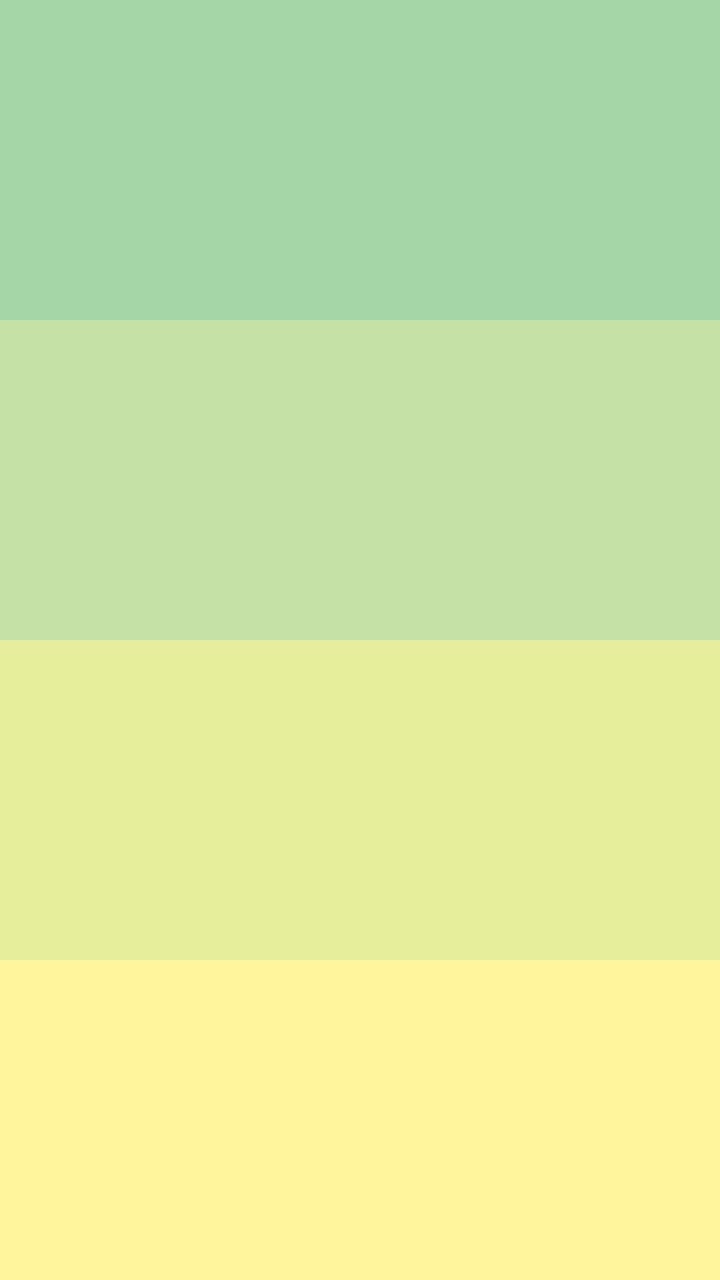
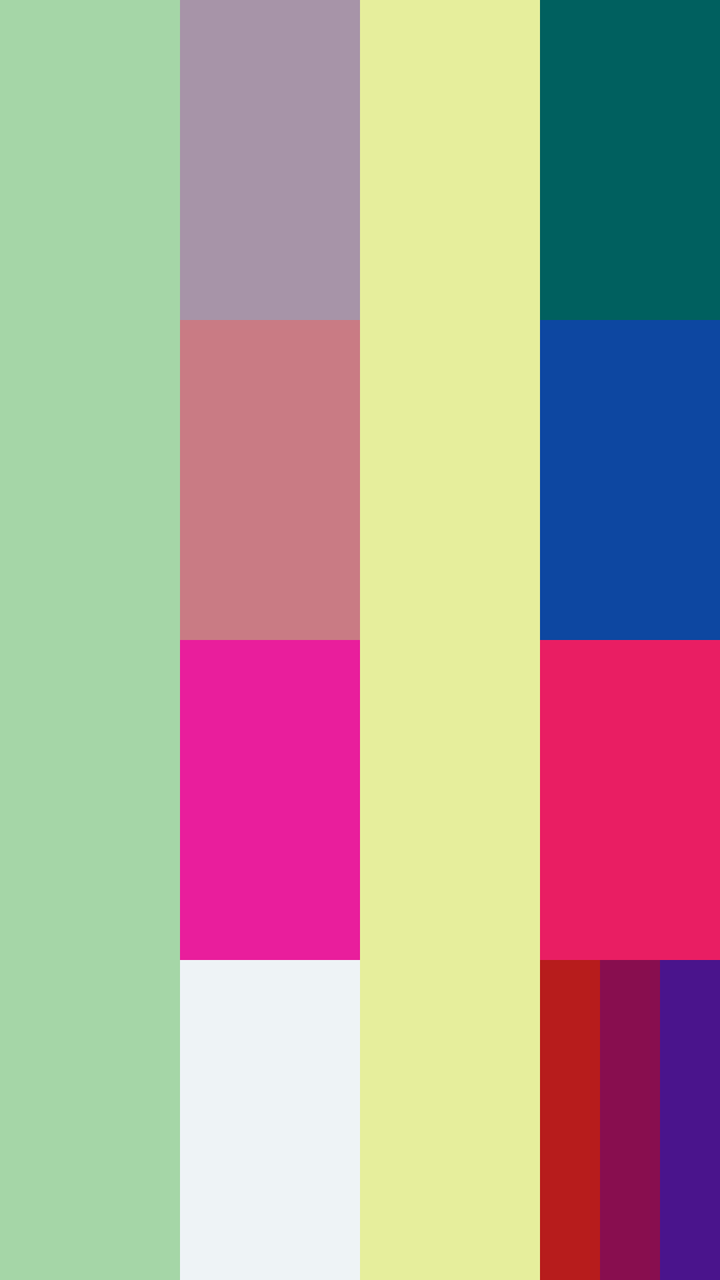

Screens rendered from an Android XML layout before and after an edit, with the pre-edit source and the edit as a unified diff.
<!-- AndroidManifest.xml: application theme Theme.EjercicioFrame -->
<!-- res/layout/linear.xml -->
<?xml version="1.0" encoding="utf-8"?>
<LinearLayout xmlns:android="http://schemas.android.com/apk/res/android"
    android:layout_width="match_parent"
    android:layout_height="match_parent"
    android:orientation="vertical">


    <View
        android:layout_width="match_parent"
        android:layout_height="0dp"
        android:background="#A5D6A7"
        android:layout_weight="1"/>


    <View
        android:layout_width="match_parent"
        android:layout_height="0dp"
        android:background="#C5E1A5"
        android:layout_weight="1"/>


    <View
        android:layout_width="match_parent"
        android:layout_height="0dp"
        android:background="#E6EE9C"
        android:layout_weight="1"/>


    <View
        android:layout_width="match_parent"
        android:layout_height="0dp"
        android:background="#FFF59D"
        android:layout_weight="1"/>


</LinearLayout>
<!-- resources referenced by this layout -->
<resources>
  <style name="Theme.EjercicioFrame" parent="Base.Theme.EjercicioFrame" />
  <style name="Base.Theme.EjercicioFrame" parent="Theme.Material3.DayNight.NoActionBar">
          
          
      </style>
</resources>

<!-- the commit's change to res/layout/linear.xml (unified diff, before → after) -->
@@ -1,36 +1,92 @@
-<?xml version="1.0" encoding="utf-8"?>
 <LinearLayout xmlns:android="http://schemas.android.com/apk/res/android"
     android:layout_width="match_parent"
     android:layout_height="match_parent"
-    android:orientation="vertical">
-
+    android:orientation="horizontal">
 
     <View
-        android:layout_width="match_parent"
-        android:layout_height="0dp"
+        android:layout_width="0dp"
+        android:layout_height="match_parent"
         android:background="#A5D6A7"
         android:layout_weight="1"/>
 
+    <LinearLayout
+        android:layout_width="0dp"
+        android:layout_height="match_parent"
+        android:layout_weight="1"
+        android:orientation="vertical">
+
+        <View
+            android:layout_width="match_parent"
+            android:layout_height="0dp"
+            android:background="#A794A8"
+            android:layout_weight="1"/>
+        <View
+            android:layout_width="match_parent"
+            android:layout_height="0dp"
+            android:background="#C97B84"
+            android:layout_weight="1"/>
+        <View
+            android:layout_width="match_parent"
+            android:layout_height="0dp"
+            android:background="#E91E9C"
+            android:layout_weight="1"/>
+        <View
+            android:layout_width="match_parent"
+            android:layout_height="0dp"
+            android:background="#EEF3F6"
+            android:layout_weight="1"/>
+    </LinearLayout>
 
     <View
-        android:layout_width="match_parent"
-        android:layout_height="0dp"
-        android:background="#C5E1A5"
-        android:layout_weight="1"/>
-
-
-    <View
-        android:layout_width="match_parent"
-        android:layout_height="0dp"
+        android:layout_width="0dp"
+        android:layout_height="match_parent"
         android:background="#E6EE9C"
         android:layout_weight="1"/>
 
+    <LinearLayout
+        android:layout_width="0dp"
+        android:layout_height="match_parent"
+        android:layout_weight="1"
+        android:orientation="vertical">
 
-    <View
-        android:layout_width="match_parent"
-        android:layout_height="0dp"
-        android:background="#FFF59D"
-        android:layout_weight="1"/>
+        <View
+            android:layout_width="match_parent"
+            android:layout_height="0dp"
+            android:background="#00605F"
+            android:layout_weight="1"/>
+        <View
+            android:layout_width="match_parent"
+            android:layout_height="0dp"
+            android:background="#0D47A1"
+            android:layout_weight="1"/>
+        <View
+            android:layout_width="match_parent"
+            android:layout_height="0dp"
+            android:background="#E91E63"
+            android:layout_weight="1"/>
 
+        <LinearLayout
+            android:layout_width="match_parent"
+            android:layout_height="0dp"
+            android:layout_weight="1"
+            android:orientation="horizontal">
+
+            <View
+                android:layout_width="0dp"
+                android:layout_height="match_parent"
+                android:background="#B71C1C"
+                android:layout_weight="1"/>
+            <View
+                android:layout_width="0dp"
+                android:layout_height="match_parent"
+                android:background="#880E4F"
+                android:layout_weight="1"/>
+            <View
+                android:layout_width="0dp"
+                android:layout_height="match_parent"
+                android:background="#4A148C"
+                android:layout_weight="1"/>
+        </LinearLayout>
+    </LinearLayout>
 
 </LinearLayout>
